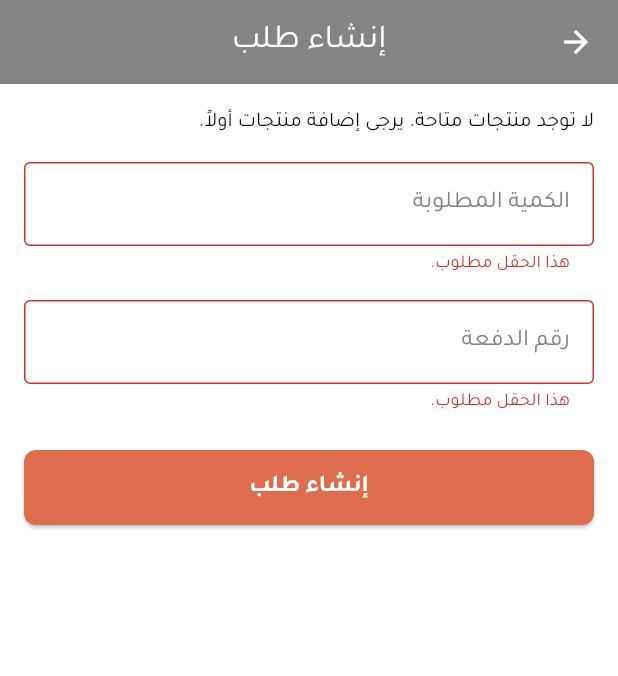
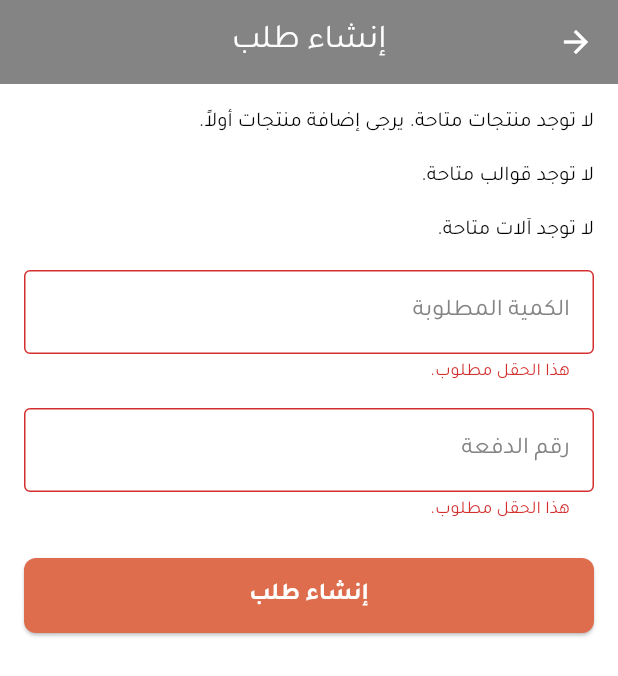
Before and after one commit to HGhurbani/plastic_factory_management, a Flutter app: the CreateProductionOrderScreen screen opened by its route, after a tap on "إنشاء طلب", on a phone screen of 412 x 824 dp. Shown: the top 676 px of the screen. Run offline on Flutter 3.47's test engine with Material 3 defaults, Android fonts, the phone set to English and light mode, and no system bars; our stand-ins replace cloud_firestore, firebase_auth, firebase_core, firebase_storage, google_fonts, image_picker and 1 more; accounts and stored records are empty.

Commit message:
Add template and machine selection to production orders

```diff
--- a/lib/data/models/production_order_model.dart
+++ b/lib/data/models/production_order_model.dart
@@ -155,6 +155,10 @@ class ProductionOrderModel {
   final String productName; // Redundant: Product Name (for easier display)
   final int requiredQuantity;
   final String batchNumber;
+  final String? templateId; // القالب المستخدم
+  final String? templateName;
+  final String? machineId; // الآلة المستخدمة
+  final String? machineName;
   final String? salesOrderId; // If this order was generated from a sales order
   final String orderPreparerUid; // UID of the user who prepared the order
   final String orderPreparerName;
@@ -173,6 +177,10 @@ class ProductionOrderModel {
     required this.productName,
     required this.requiredQuantity,
     required this.batchNumber,
+    this.templateId,
+    this.templateName,
+    this.machineId,
+    this.machineName,
     this.salesOrderId,
     required this.orderPreparerUid,
     required this.orderPreparerName,
@@ -194,6 +202,10 @@ class ProductionOrderModel {
       productName: data['productName'] ?? '',
       requiredQuantity: data['requiredQuantity'] ?? 0,
       batchNumber: data['batchNumber'] ?? '',
+      templateId: data['templateId'],
+      templateName: data['templateName'],
+      machineId: data['machineId'],
+      machineName: data['machineName'],
       salesOrderId: data['salesOrderId'],
       orderPreparerUid: data['orderPreparerUid'] ?? '',
       orderPreparerName: data['orderPreparerName'] ?? '',
@@ -217,6 +229,10 @@ class ProductionOrderModel {
       'productName': productName,
       'requiredQuantity': requiredQuantity,
       'batchNumber': batchNumber,
+      'templateId': templateId,
+      'templateName': templateName,
+      'machineId': machineId,
+      'machineName': machineName,
       'salesOrderId': salesOrderId,
       'orderPreparerUid': orderPreparerUid,
       'orderPreparerName': orderPreparerName,
@@ -238,6 +254,10 @@ class ProductionOrderModel {
     String? productName,
     int? requiredQuantity,
     String? batchNumber,
+    String? templateId,
+    String? templateName,
+    String? machineId,
+    String? machineName,
     String? salesOrderId,
     String? orderPreparerUid,
     String? orderPreparerName,
@@ -256,6 +276,10 @@ class ProductionOrderModel {
       productName: productName ?? this.productName,
       requiredQuantity: requiredQuantity ?? this.requiredQuantity,
       batchNumber: batchNumber ?? this.batchNumber,
+      templateId: templateId ?? this.templateId,
+      templateName: templateName ?? this.templateName,
+      machineId: machineId ?? this.machineId,
+      machineName: machineName ?? this.machineName,
       salesOrderId: salesOrderId ?? this.salesOrderId,
       orderPreparerUid: orderPreparerUid ?? this.orderPreparerUid,
       orderPreparerName: orderPreparerName ?? this.orderPreparerName,
--- a/lib/l10n/app_ar.arb
+++ b/lib/l10n/app_ar.arb
@@ -71,6 +71,7 @@
   "logMoldReceipt": "تسجيل استلام القوالب، التوجيه، التشغيل والتسليم",
 
   "selectTemplate": "اختر القالب",
+  "templateRequired": "القالب مطلوب.",
   "packagingType": "نوع التعبئة",
   "requiresPackaging": "هل يحتاج تغليف؟",
   "requiresSticker": "هل يحتاج ستيكر؟",
--- a/lib/l10n/app_en.arb
+++ b/lib/l10n/app_en.arb
@@ -104,6 +104,7 @@
   "logMoldReceipt": "Log mold receipt, orientation, operation and delivery",
 
   "selectTemplate": "اختر القالب",
+  "templateRequired": "Template is required.",
   "packagingType": "نوع التعبئة",
   "requiresPackaging": "هل يحتاج تغليف؟",
   "requiresSticker": "هل يحتاج ستيكر؟",
--- a/lib/l10n/app_localizations.dart
+++ b/lib/l10n/app_localizations.dart
@@ -135,6 +135,7 @@ class AppLocalizations {
   String get productionOrder => _strings["productionOrder"] ?? "productionOrder";
   String get approveRejectOrder => _strings["approveRejectOrder"] ?? "approveRejectOrder";
   String get productRequired => _strings["productRequired"] ?? "productRequired";
+  String get templateRequired => _strings["templateRequired"] ?? "templateRequired";
   String get orderCreatedSuccessfully => _strings["orderCreatedSuccessfully"] ?? "orderCreatedSuccessfully";
   String get errorCreatingOrder => _strings["errorCreatingOrder"] ?? "errorCreatingOrder";
   String get fieldRequired => _strings["fieldRequired"] ?? "fieldRequired";
--- a/lib/presentation/production/create_production_order_screen.dart
+++ b/lib/presentation/production/create_production_order_screen.dart
@@ -4,8 +4,12 @@ import 'package:flutter/material.dart';
 import 'package:provider/provider.dart';
 import 'package:plastic_factory_management/l10n/app_localizations.dart';
 import 'package:plastic_factory_management/data/models/product_model.dart';
+import 'package:plastic_factory_management/data/models/template_model.dart';
+import 'package:plastic_factory_management/data/models/machine_model.dart';
 import 'package:plastic_factory_management/data/models/user_model.dart';
 import 'package:plastic_factory_management/domain/usecases/production_order_usecases.dart';
+import 'package:plastic_factory_management/domain/usecases/inventory_usecases.dart';
+import 'package:plastic_factory_management/domain/usecases/machinery_operator_usecases.dart';
 
 class CreateProductionOrderScreen extends StatefulWidget {
   @override
@@ -15,6 +19,8 @@ class CreateProductionOrderScreen extends StatefulWidget {
 class _CreateProductionOrderScreenState extends State<CreateProductionOrderScreen> {
   final _formKey = GlobalKey<FormState>();
   ProductModel? _selectedProduct;
+  TemplateModel? _selectedTemplate;
+  MachineModel? _selectedMachine;
   final TextEditingController _quantityController = TextEditingController();
   final TextEditingController _batchNumberController = TextEditingController();
 
@@ -33,6 +39,18 @@ class _CreateProductionOrderScreenState extends State<CreateProductionOrderScree
         );
         return;
       }
+      if (_selectedTemplate == null) {
+        ScaffoldMessenger.of(context).showSnackBar(
+          SnackBar(content: Text(AppLocalizations.of(context)!.templateRequired)),
+        );
+        return;
+      }
+      if (_selectedMachine == null) {
+        ScaffoldMessenger.of(context).showSnackBar(
+          SnackBar(content: Text(AppLocalizations.of(context)!.machineRequired)),
+        );
+        return;
+      }
 
       setState(() {
         // يمكن إضافة مؤشر تحميل هنا
@@ -43,6 +61,8 @@ class _CreateProductionOrderScreenState extends State<CreateProductionOrderScree
           selectedProduct: _selectedProduct!,
           requiredQuantity: int.parse(_quantityController.text),
           batchNumber: _batchNumberController.text,
+          selectedTemplate: _selectedTemplate!,
+          selectedMachine: _selectedMachine!,
           orderPreparer: currentUser,
         );
         ScaffoldMessenger.of(context).showSnackBar(
@@ -123,6 +143,78 @@ class _CreateProductionOrderScreenState extends State<CreateProductionOrderScree
                 },
               ),
               SizedBox(height: 16),
+              // Template Selection
+              StreamBuilder<List<TemplateModel>>(
+                stream: Provider.of<InventoryUseCases>(context, listen: false).getTemplates(),
+                builder: (context, snapshot) {
+                  if (snapshot.connectionState == ConnectionState.waiting) {
+                    return Center(child: CircularProgressIndicator());
+                  }
+                  if (snapshot.hasError) {
+                    return Text('خطأ في تحميل القوالب: ${snapshot.error}');
+                  }
+                  if (!snapshot.hasData || snapshot.data!.isEmpty) {
+                    return Text('لا توجد قوالب متاحة.');
+                  }
+
+                  return DropdownButtonFormField<TemplateModel>(
+                    value: _selectedTemplate,
+                    decoration: InputDecoration(
+                      labelText: appLocalizations.selectTemplate,
+                      border: OutlineInputBorder(),
+                    ),
+                    items: snapshot.data!.map((template) {
+                      return DropdownMenuItem(
+                        value: template,
+                        child: Text(template.name, textDirection: TextDirection.rtl),
+                      );
+                    }).toList(),
+                    onChanged: (TemplateModel? newValue) {
+                      setState(() {
+                        _selectedTemplate = newValue;
+                      });
+                    },
+                    validator: (value) => value == null ? appLocalizations.templateRequired : null,
+                  );
+                },
+              ),
+              SizedBox(height: 16),
+              // Machine Selection
+              StreamBuilder<List<MachineModel>>(
+                stream: Provider.of<MachineryOperatorUseCases>(context, listen: false).getMachines(),
+                builder: (context, snapshot) {
+                  if (snapshot.connectionState == ConnectionState.waiting) {
+                    return Center(child: CircularProgressIndicator());
+                  }
+                  if (snapshot.hasError) {
+                    return Text('خطأ في تحميل الآلات: ${snapshot.error}');
+                  }
+                  if (!snapshot.hasData || snapshot.data!.isEmpty) {
+                    return Text('لا توجد آلات متاحة.');
+                  }
+
+                  return DropdownButtonFormField<MachineModel>(
+                    value: _selectedMachine,
+                    decoration: InputDecoration(
+                      labelText: appLocalizations.selectMachineForOrder,
+                      border: OutlineInputBorder(),
+                    ),
+                    items: snapshot.data!.map((machine) {
+                      return DropdownMenuItem(
+                        value: machine,
+                        child: Text(machine.name, textDirection: TextDirection.rtl),
+                      );
+                    }).toList(),
+                    onChanged: (MachineModel? newValue) {
+                      setState(() {
+                        _selectedMachine = newValue;
+                      });
+                    },
+                    validator: (value) => value == null ? appLocalizations.machineRequired : null,
+                  );
+                },
+              ),
+              SizedBox(height: 16),
               // Required Quantity
               TextFormField(
                 controller: _quantityController,
```
Also changed, not shown: lib/domain/usecases/production_order_usecases.dart (+8 -0 lines).
